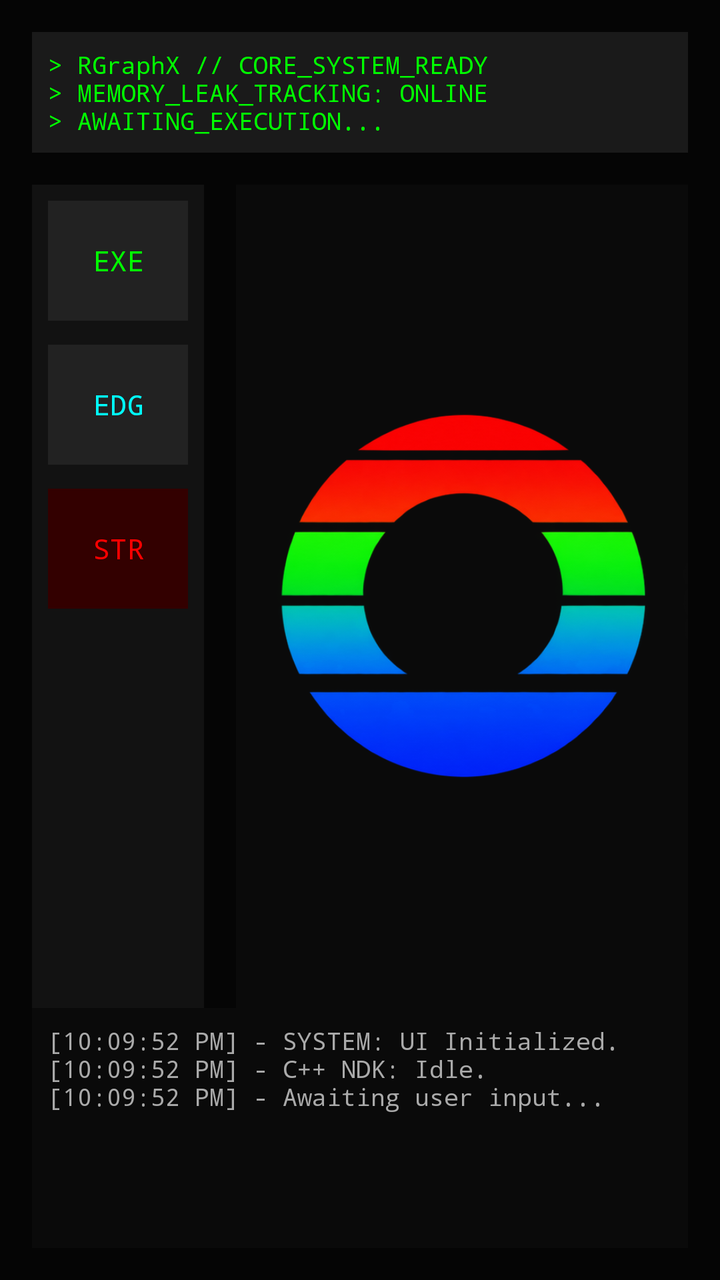
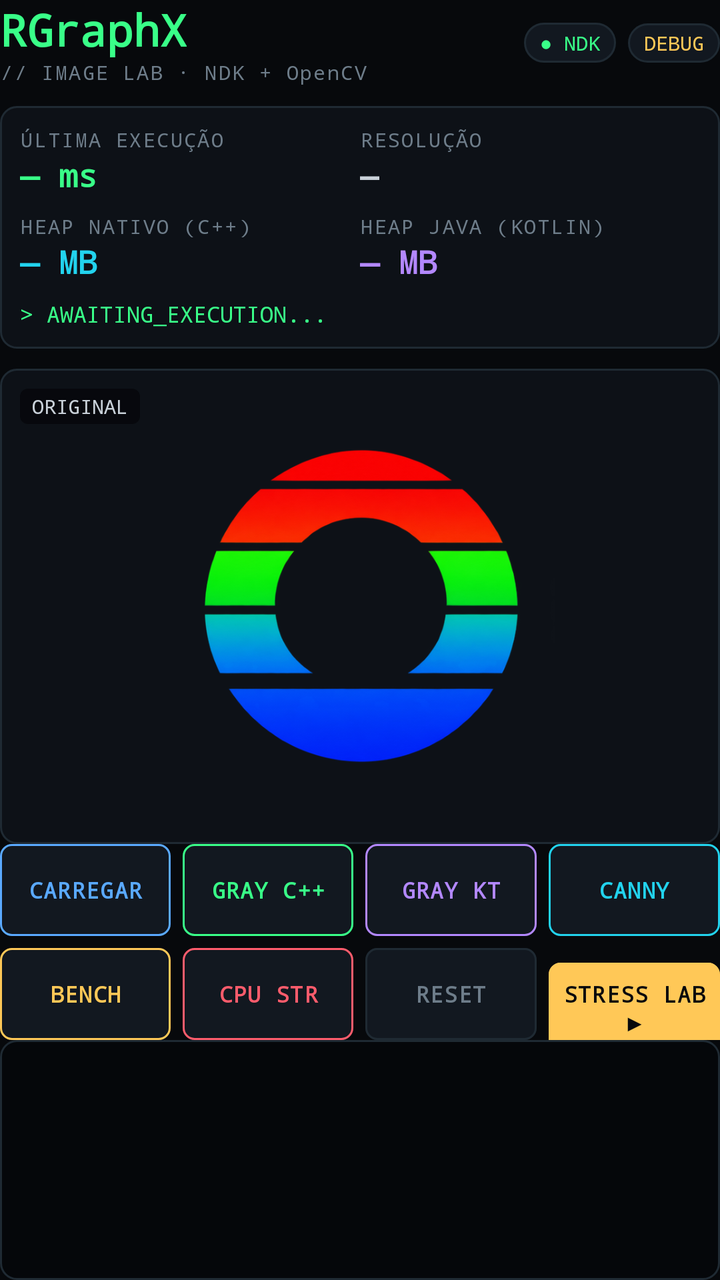

An Android layout rendered at two revisions. The XML below is the earlier revision; the diff shows what the commit changed to produce the second picture.
<!-- AndroidManifest.xml: application theme Theme.RGraphX -->
<!-- res/layout/activity_main.xml -->
<?xml version="1.0" encoding="utf-8"?>
<androidx.constraintlayout.widget.ConstraintLayout
    xmlns:android="http://schemas.android.com/apk/res/android"
    xmlns:app="http://schemas.android.com/apk/res-auto"
    xmlns:tools="http://schemas.android.com/tools"
    android:id="@+id/main"
    android:layout_width="match_parent"
    android:layout_height="match_parent"
    android:background="#050505"
    android:padding="16dp"
    tools:context=".MainActivity">
    <TextView
        android:id="@+id/txtTelemetry"
        android:layout_width="0dp"
        android:layout_height="wrap_content"
        android:text="> RGraphX // CORE_SYSTEM_READY\n> MEMORY_LEAK_TRACKING: ONLINE\n> AWAITING_EXECUTION..."
        android:textColor="#00FF00"
        android:fontFamily="monospace"
        android:textSize="12sp"
        android:background="#1A1A1A"
        android:padding="8dp"
        app:layout_constraintTop_toTopOf="parent"
        app:layout_constraintStart_toStartOf="parent"
        app:layout_constraintEnd_toEndOf="parent" />

    <LinearLayout
        android:id="@+id/toolPanel"
        android:layout_width="wrap_content"
        android:layout_height="0dp"
        android:orientation="vertical"
        android:background="#121212"
        android:padding="8dp"
        android:layout_marginTop="16dp"
        app:layout_constraintTop_toBottomOf="@id/txtTelemetry"
        app:layout_constraintBottom_toTopOf="@id/consolePanel"
        app:layout_constraintStart_toStartOf="parent">

        
        <Button
            android:id="@+id/btnProcess"
            android:layout_width="70dp"
            android:layout_height="60dp"
            android:text="EXE"
            android:textColor="#00FF00"
            android:backgroundTint="#222222"
            android:fontFamily="monospace"
            android:padding="0dp"
            android:insetTop="0dp"
            android:insetBottom="0dp"
            app:cornerRadius="0dp"
            android:layout_marginBottom="12dp"/>

        
        <Button
            android:id="@+id/btnEdge"
            android:layout_width="70dp"
            android:layout_height="60dp"
            android:text="EDG"
            android:textColor="#00FFFF"
            android:backgroundTint="#222222"
            android:fontFamily="monospace"
            android:padding="0dp"
            android:insetTop="0dp"
            android:insetBottom="0dp"
            app:cornerRadius="0dp"
            android:layout_marginBottom="12dp"/>

        
        <Button
            android:id="@+id/btnStress"
            android:layout_width="70dp"
            android:layout_height="60dp"
            android:text="STR"
            android:textColor="#FF0000"
            android:backgroundTint="#330000"
            android:fontFamily="monospace"
            android:padding="0dp"
            android:insetTop="0dp"
            android:insetBottom="0dp"
            app:cornerRadius="0dp"/>

    </LinearLayout>

    <ImageView
        android:id="@+id/imgLab"
        android:layout_width="0dp"
        android:layout_height="0dp"
        android:layout_marginStart="16dp"
        android:layout_marginTop="16dp"
        android:background="#0A0A0A"
        android:scaleType="fitCenter"
        android:src="@drawable/rgraphicon"
        app:layout_constraintTop_toBottomOf="@id/txtTelemetry"
        app:layout_constraintBottom_toTopOf="@id/consolePanel"
        app:layout_constraintStart_toEndOf="@id/toolPanel"
        app:layout_constraintEnd_toEndOf="parent" />

    
    <ScrollView
        android:id="@+id/consolePanel"
        android:layout_width="0dp"
        android:layout_height="120dp"
        android:background="#0A0A0A"
        android:layout_marginTop="16dp"
        android:padding="8dp"
        app:layout_constraintBottom_toBottomOf="parent"
        app:layout_constraintStart_toStartOf="parent"
        app:layout_constraintEnd_toEndOf="parent">

        <TextView
            android:id="@+id/txtConsoleOutput"
            android:layout_width="match_parent"
            android:layout_height="wrap_content"
            android:text="[10:09:52 PM] - SYSTEM: UI Initialized.\n[10:09:52 PM] - C++ NDK: Idle.\n[10:09:52 PM] - Awaiting user input..."
            android:textColor="#AAAAAA"
            android:fontFamily="monospace"
            android:textSize="12sp" />
    </ScrollView>

</androidx.constraintlayout.widget.ConstraintLayout>
<!-- resources referenced by this layout -->
<resources>
  <!-- drawable rgraphicon: png bitmap (drawable, 160117 bytes) -->
  <style name="Theme.RGraphX" parent="Base.Theme.RGraphX" />
  <style name="Base.Theme.RGraphX" parent="Theme.Material3.DayNight.NoActionBar">
          
          
      </style>
</resources>

<!-- the commit's change to res/layout/activity_main.xml (unified diff, before → after) -->
@@ -1,120 +1,369 @@
 <?xml version="1.0" encoding="utf-8"?>
-<androidx.constraintlayout.widget.ConstraintLayout
-    xmlns:android="http://schemas.android.com/apk/res/android"
+<androidx.constraintlayout.widget.ConstraintLayout xmlns:android="http://schemas.android.com/apk/res/android"
     xmlns:app="http://schemas.android.com/apk/res-auto"
     xmlns:tools="http://schemas.android.com/tools"
     android:id="@+id/main"
     android:layout_width="match_parent"
     android:layout_height="match_parent"
-    android:background="#050505"
-    android:padding="16dp"
+    android:background="@color/lab_bg"
     tools:context=".MainActivity">
-    <TextView
-        android:id="@+id/txtTelemetry"
+
+    
+    <LinearLayout
+        android:id="@+id/header"
         android:layout_width="0dp"
         android:layout_height="wrap_content"
-        android:text="> RGraphX // CORE_SYSTEM_READY\n> MEMORY_LEAK_TRACKING: ONLINE\n> AWAITING_EXECUTION..."
-        android:textColor="#00FF00"
-        android:fontFamily="monospace"
-        android:textSize="12sp"
-        android:background="#1A1A1A"
-        android:padding="8dp"
-        app:layout_constraintTop_toTopOf="parent"
+        android:gravity="center_vertical"
+        android:orientation="horizontal"
+        app:layout_constraintEnd_toEndOf="parent"
         app:layout_constraintStart_toStartOf="parent"
-        app:layout_constraintEnd_toEndOf="parent" />
-
+        app:layout_constraintTop_toTopOf="parent">
+
+        <LinearLayout
+            android:layout_width="0dp"
+            android:layout_height="wrap_content"
+            android:layout_weight="1"
+            android:orientation="vertical">
+
+            <TextView
+                android:layout_width="wrap_content"
+                android:layout_height="wrap_content"
+                android:fontFamily="monospace"
+                android:text="RGraphX"
+                android:textColor="@color/lab_green"
+                android:textSize="22sp"
+                android:textStyle="bold" />
+
+            <TextView
+                android:layout_width="wrap_content"
+                android:layout_height="wrap_content"
+                android:text="// IMAGE LAB · NDK + OpenCV"
+                android:textAppearance="@style/TextAppearance.RGraphX.Label" />
+        </LinearLayout>
+
+        <TextView
+            android:id="@+id/chipNdk"
+            android:layout_width="wrap_content"
+            android:layout_height="wrap_content"
+            android:background="@drawable/bg_chip"
+            android:fontFamily="monospace"
+            android:paddingStart="8dp"
+            android:paddingTop="3dp"
+            android:paddingEnd="8dp"
+            android:paddingBottom="3dp"
+            android:text="● NDK"
+            android:textColor="@color/lab_green"
+            android:textSize="10sp" />
+
+        <TextView
+            android:id="@+id/chipBuild"
+            android:layout_width="wrap_content"
+            android:layout_height="wrap_content"
+            android:layout_marginStart="6dp"
+            android:background="@drawable/bg_chip"
+            android:fontFamily="monospace"
+            android:paddingStart="8dp"
+            android:paddingTop="3dp"
+            android:paddingEnd="8dp"
+            android:paddingBottom="3dp"
+            android:text="DEBUG"
+            android:textColor="@color/lab_amber"
+            android:textSize="10sp" />
+    </LinearLayout>
+
+    
     <LinearLayout
-        android:id="@+id/toolPanel"
-        android:layout_width="wrap_content"
+        android:id="@+id/telemetryCard"
+        android:layout_width="0dp"
+        android:layout_height="wrap_content"
+        android:layout_marginTop="10dp"
+        android:background="@drawable/bg_card"
+        android:orientation="vertical"
+        android:padding="10dp"
+        app:layout_constraintEnd_toEndOf="parent"
+        app:layout_constraintStart_toStartOf="parent"
+        app:layout_constraintTop_toBottomOf="@id/header">
+
+        <LinearLayout
+            android:layout_width="match_parent"
+            android:layout_height="wrap_content"
+            android:orientation="horizontal">
+
+            <LinearLayout
+                android:layout_width="0dp"
+                android:layout_height="wrap_content"
+                android:layout_weight="1"
+                android:orientation="vertical">
+
+                <TextView
+                    android:id="@+id/lblLastExec"
+                    android:layout_width="wrap_content"
+                    android:layout_height="wrap_content"
+                    android:text="ÚLTIMA EXECUÇÃO"
+                    android:textAppearance="@style/TextAppearance.RGraphX.Label" />
+
+                <TextView
+                    android:id="@+id/txtLastExec"
+                    android:layout_width="wrap_content"
+                    android:layout_height="wrap_content"
+                    android:text="— ms"
+                    android:textAppearance="@style/TextAppearance.RGraphX.Metric"
+                    android:textColor="@color/lab_green" />
+            </LinearLayout>
+
+            <LinearLayout
+                android:layout_width="0dp"
+                android:layout_height="wrap_content"
+                android:layout_weight="1"
+                android:orientation="vertical">
+
+                <TextView
+                    android:layout_width="wrap_content"
+                    android:layout_height="wrap_content"
+                    android:text="RESOLUÇÃO"
+                    android:textAppearance="@style/TextAppearance.RGraphX.Label" />
+
+                <TextView
+                    android:id="@+id/txtResolution"
+                    android:layout_width="wrap_content"
+                    android:layout_height="wrap_content"
+                    android:text="—"
+                    android:textAppearance="@style/TextAppearance.RGraphX.Metric" />
+            </LinearLayout>
+        </LinearLayout>
+
+        <LinearLayout
+            android:layout_width="match_parent"
+            android:layout_height="wrap_content"
+            android:layout_marginTop="8dp"
+            android:orientation="horizontal">
+
+            <LinearLayout
+                android:layout_width="0dp"
+                android:layout_height="wrap_content"
+                android:layout_weight="1"
+                android:orientation="vertical">
+
+                <TextView
+                    android:layout_width="wrap_content"
+                    android:layout_height="wrap_content"
+                    android:text="HEAP NATIVO (C++)"
+                    android:textAppearance="@style/TextAppearance.RGraphX.Label" />
+
+                <TextView
+                    android:id="@+id/txtNativeHeap"
+                    android:layout_width="wrap_content"
+                    android:layout_height="wrap_content"
+                    android:text="— MB"
+                    android:textAppearance="@style/TextAppearance.RGraphX.Metric"
+                    android:textColor="@color/lab_cyan" />
+            </LinearLayout>
+
+            <LinearLayout
+                android:layout_width="0dp"
+                android:layout_height="wrap_content"
+                android:layout_weight="1"
+                android:orientation="vertical">
+
+                <TextView
+                    android:layout_width="wrap_content"
+                    android:layout_height="wrap_content"
+                    android:text="HEAP JAVA (KOTLIN)"
+                    android:textAppearance="@style/TextAppearance.RGraphX.Label" />
+
+                <TextView
+                    android:id="@+id/txtJavaHeap"
+                    android:layout_width="wrap_content"
+                    android:layout_height="wrap_content"
+                    android:text="— MB"
+                    android:textAppearance="@style/TextAppearance.RGraphX.Metric"
+                    android:textColor="@color/lab_purple" />
+            </LinearLayout>
+        </LinearLayout>
+
+        <TextView
+            android:id="@+id/txtTelemetry"
+            android:layout_width="match_parent"
+            android:layout_height="wrap_content"
+            android:layout_marginTop="8dp"
+            android:ellipsize="end"
+            android:fontFamily="monospace"
+            android:maxLines="1"
+            android:text="> AWAITING_EXECUTION..."
+            android:textColor="@color/lab_green"
+            android:textSize="11sp" />
+    </LinearLayout>
+
+    
+    <FrameLayout
+        android:id="@+id/imageCard"
+        android:layout_width="0dp"
         android:layout_height="0dp"
+        android:layout_marginTop="10dp"
+        android:background="@drawable/bg_card"
+        android:padding="6dp"
+        app:layout_constraintBottom_toTopOf="@id/buttonGrid"
+        app:layout_constraintEnd_toEndOf="parent"
+        app:layout_constraintStart_toStartOf="parent"
+        app:layout_constraintTop_toBottomOf="@id/telemetryCard">
+
+        <ImageView
+            android:id="@+id/imgLab"
+            android:layout_width="match_parent"
+            android:layout_height="match_parent"
+            android:contentDescription="Imagem em processamento"
+            android:scaleType="fitCenter"
+            android:src="@drawable/rgraphicon" />
+
+        <TextView
+            android:id="@+id/txtImageLabel"
+            android:layout_width="wrap_content"
+            android:layout_height="wrap_content"
+            android:layout_gravity="top|start"
+            android:layout_margin="4dp"
+            android:background="@drawable/bg_overlay"
+            android:fontFamily="monospace"
+            android:paddingStart="6dp"
+            android:paddingTop="2dp"
+            android:paddingEnd="6dp"
+            android:paddingBottom="2dp"
+            android:text="ORIGINAL"
+            android:textColor="@color/lab_text"
+            android:textSize="10sp" />
+    </FrameLayout>
+
+    
+    <LinearLayout
+        android:id="@+id/buttonGrid"
+        android:layout_width="0dp"
+        android:layout_height="wrap_content"
+        android:layout_marginTop="10dp"
         android:orientation="vertical"
-        android:background="#121212"
-        android:padding="8dp"
-        android:layout_marginTop="16dp"
-        app:layout_constraintTop_toBottomOf="@id/txtTelemetry"
         app:layout_constraintBottom_toTopOf="@id/consolePanel"
+        app:layout_constraintEnd_toEndOf="parent"
         app:layout_constraintStart_toStartOf="parent">
 
-        
-        <Button
-            android:id="@+id/btnProcess"
-            android:layout_width="70dp"
-            android:layout_height="60dp"
-            android:text="EXE"
-            android:textColor="#00FF00"
-            android:backgroundTint="#222222"
-            android:fontFamily="monospace"
-            android:padding="0dp"
-            android:insetTop="0dp"
-            android:insetBottom="0dp"
-            app:cornerRadius="0dp"
-            android:layout_marginBottom="12dp"/>
-
-        
-        <Button
-            android:id="@+id/btnEdge"
-            android:layout_width="70dp"
-            android:layout_height="60dp"
-            android:text="EDG"
-            android:textColor="#00FFFF"
-            android:backgroundTint="#222222"
-            android:fontFamily="monospace"
-            android:padding="0dp"
-            android:insetTop="0dp"
-            android:insetBottom="0dp"
-            app:cornerRadius="0dp"
-            android:layout_marginBottom="12dp"/>
-
-        
-        <Button
-            android:id="@+id/btnStress"
-            android:layout_width="70dp"
-            android:layout_height="60dp"
-            android:text="STR"
-            android:textColor="#FF0000"
-            android:backgroundTint="#330000"
-            android:fontFamily="monospace"
-            android:padding="0dp"
-            android:insetTop="0dp"
-            android:insetBottom="0dp"
-            app:cornerRadius="0dp"/>
-
+        <LinearLayout
+            android:layout_width="match_parent"
+            android:layout_height="wrap_content"
+            android:orientation="horizontal">
+
+            <com.google.android.material.button.MaterialButton
+                android:id="@+id/btnPick"
+                style="@style/Widget.RGraphX.LabButton"
+                android:layout_width="0dp"
+                android:layout_height="46dp"
+                android:layout_marginEnd="6dp"
+                android:layout_weight="1"
+                android:text="CARREGAR"
+                android:textColor="@color/lab_blue"
+                app:strokeColor="@color/lab_blue" />
+
+            <com.google.android.material.button.MaterialButton
+                android:id="@+id/btnProcess"
+                style="@style/Widget.RGraphX.LabButton"
+                android:layout_width="0dp"
+                android:layout_height="46dp"
+                android:layout_marginEnd="6dp"
+                android:layout_weight="1"
+                android:text="GRAY C++"
+                android:textColor="@color/lab_green"
+                app:strokeColor="@color/lab_green" />
+
+            <com.google.android.material.button.MaterialButton
+                android:id="@+id/btnKotlin"
+                style="@style/Widget.RGraphX.LabButton"
+                android:layout_width="0dp"
+                android:layout_height="46dp"
+                android:layout_marginEnd="6dp"
+                android:layout_weight="1"
+                android:text="GRAY KT"
+                android:textColor="@color/lab_purple"
+                app:strokeColor="@color/lab_purple" />
+
+            <com.google.android.material.button.MaterialButton
+                android:id="@+id/btnEdge"
+                style="@style/Widget.RGraphX.LabButton"
+                android:layout_width="0dp"
+                android:layout_height="46dp"
+                android:layout_weight="1"
+                android:text="CANNY"
+                android:textColor="@color/lab_cyan"
+                app:strokeColor="@color/lab_cyan" />
+        </LinearLayout>
+
+        <LinearLayout
+            android:layout_width="match_parent"
+            android:layout_height="wrap_content"
+            android:layout_marginTop="6dp"
+            android:orientation="horizontal">
+
+            <com.google.android.material.button.MaterialButton
+                android:id="@+id/btnBenchmark"
+                style="@style/Widget.RGraphX.LabButton"
+                android:layout_width="0dp"
+                android:layout_height="46dp"
+                android:layout_marginEnd="6dp"
+                android:layout_weight="1"
+                android:text="BENCH"
+                android:textColor="@color/lab_amber"
+                app:strokeColor="@color/lab_amber" />
+
+            <com.google.android.material.button.MaterialButton
+                android:id="@+id/btnStress"
+                style="@style/Widget.RGraphX.LabButton"
+                android:layout_width="0dp"
+                android:layout_height="46dp"
+                android:layout_marginEnd="6dp"
+                android:layout_weight="1"
+                android:text="CPU STR"
+                android:textColor="@color/lab_red"
+                app:strokeColor="@color/lab_red" />
+
+            <com.google.android.material.button.MaterialButton
+                android:id="@+id/btnReset"
+                style="@style/Widget.RGraphX.LabButton"
+                android:layout_width="0dp"
+                android:layout_height="46dp"
+                android:layout_marginEnd="6dp"
+                android:layout_weight="1"
+                android:text="RESET"
+                android:textColor="@color/lab_text_dim"
+                app:strokeColor="@color/lab_stroke" />
+
+            <com.google.android.material.button.MaterialButton
+                android:id="@+id/btnLab"
+                style="@style/Widget.RGraphX.LabButton"
+                android:layout_width="0dp"
+                android:layout_height="46dp"
+                android:layout_weight="1"
+                android:text="STRESS LAB ▶"
+                android:textColor="@color/lab_bg"
+                app:backgroundTint="@color/lab_amber"
+                app:strokeColor="@color/lab_amber" />
+        </LinearLayout>
     </LinearLayout>
-
-    <ImageView
-        android:id="@+id/imgLab"
-        android:layout_width="0dp"
-        android:layout_height="0dp"
-        android:layout_marginStart="16dp"
-        android:layout_marginTop="16dp"
-        android:background="#0A0A0A"
-        android:scaleType="fitCenter"
-        android:src="@drawable/rgraphicon"
-        app:layout_constraintTop_toBottomOf="@id/txtTelemetry"
-        app:layout_constraintBottom_toTopOf="@id/consolePanel"
-        app:layout_constraintStart_toEndOf="@id/toolPanel"
-        app:layout_constraintEnd_toEndOf="parent" />
 
     
     <ScrollView
         android:id="@+id/consolePanel"
         android:layout_width="0dp"
         android:layout_height="120dp"
-        android:background="#0A0A0A"
-        android:layout_marginTop="16dp"
+        android:layout_marginTop="10dp"
+        android:background="@drawable/bg_console"
         android:padding="8dp"
         app:layout_constraintBottom_toBottomOf="parent"
-        app:layout_constraintStart_toStartOf="parent"
-        app:layout_constraintEnd_toEndOf="parent">
+        app:layout_constraintEnd_toEndOf="parent"
+        app:layout_constraintStart_toStartOf="parent">
 
         <TextView
             android:id="@+id/txtConsoleOutput"
             android:layout_width="match_parent"
             android:layout_height="wrap_content"
-            android:text="[10:09:52 PM] - SYSTEM: UI Initialized.\n[10:09:52 PM] - C++ NDK: Idle.\n[10:09:52 PM] - Awaiting user input..."
-            android:textColor="#AAAAAA"
-            android:fontFamily="monospace"
-            android:textSize="12sp" />
+            android:fontFamily="monospace"
+            android:textColor="@color/lab_console_text"
+            android:textIsSelectable="true"
+            android:textSize="11sp" />
     </ScrollView>
 
 </androidx.constraintlayout.widget.ConstraintLayout>
<!-- resource entries referenced after the edit -->
@@ -1,10 +1,84 @@
 <!-- resources referenced by this layout -->
 <resources>
+  <color name="lab_amber">#FFFFC857</color>
+  <color name="lab_bg">#FF07090C</color>
+  <color name="lab_blue">#FF5AA9FF</color>
+  <color name="lab_console_text">#FF8FD9A8</color>
+  <color name="lab_cyan">#FF22D3EE</color>
+  <color name="lab_green">#FF39FF88</color>
+  <color name="lab_purple">#FFB388FF</color>
+  <color name="lab_red">#FFFF5C6C</color>
+  <color name="lab_stroke">#FF1F2A33</color>
+  <color name="lab_text">#FFC9D1D9</color>
+  <color name="lab_text_dim">#FF6E7D8A</color>
+  <!-- drawable bg_card (drawable) -->
+  <?xml version="1.0" encoding="utf-8"?>
+  <shape xmlns:android="http://schemas.android.com/apk/res/android" android:shape="rectangle">
+      <solid android:color="@color/lab_surface" />
+      <stroke android:width="1dp" android:color="@color/lab_stroke" />
+      <corners android:radius="8dp" />
+  </shape>
+  <!-- drawable bg_chip (drawable) -->
+  <?xml version="1.0" encoding="utf-8"?>
+  <shape xmlns:android="http://schemas.android.com/apk/res/android" android:shape="rectangle">
+      <solid android:color="@color/lab_surface_2" />
+      <stroke android:width="1dp" android:color="@color/lab_stroke" />
+      <corners android:radius="10dp" />
+  </shape>
+  <!-- drawable bg_console (drawable) -->
+  <?xml version="1.0" encoding="utf-8"?>
+  <shape xmlns:android="http://schemas.android.com/apk/res/android" android:shape="rectangle">
+      <solid android:color="@color/lab_console" />
+      <stroke android:width="1dp" android:color="@color/lab_stroke" />
+      <corners android:radius="8dp" />
+  </shape>
+  <!-- drawable bg_overlay (drawable) -->
+  <?xml version="1.0" encoding="utf-8"?>
+  <shape xmlns:android="http://schemas.android.com/apk/res/android" android:shape="rectangle">
+      <solid android:color="#CC05070A" />
+      <corners android:radius="4dp" />
+  </shape>
   <!-- drawable rgraphicon: png bitmap (drawable, 160117 bytes) -->
+  <style name="TextAppearance.RGraphX.Label" parent="">
+          <item name="android:fontFamily">monospace</item>
+          <item name="android:textSize">10sp</item>
+          <item name="android:letterSpacing">0.08</item>
+          <item name="android:textColor">@color/lab_text_dim</item>
+      </style>
+  <style name="TextAppearance.RGraphX.Metric" parent="">
+          <item name="android:fontFamily">monospace</item>
+          <item name="android:textSize">16sp</item>
+          <item name="android:textStyle">bold</item>
+          <item name="android:textColor">@color/lab_text</item>
+      </style>
+  <style name="Widget.RGraphX.LabButton" parent="Widget.Material3.Button.OutlinedButton">
+          <item name="android:fontFamily">monospace</item>
+          <item name="android:textSize">11sp</item>
+          <item name="android:textStyle">bold</item>
+          <item name="android:letterSpacing">0.04</item>
+          <item name="android:insetTop">0dp</item>
+          <item name="android:insetBottom">0dp</item>
+          <item name="android:minHeight">0dp</item>
+          <item name="android:minWidth">0dp</item>
+          <item name="android:paddingStart">2dp</item>
+          <item name="android:paddingEnd">2dp</item>
+          <item name="android:maxLines">2</item>
+          <item name="cornerRadius">6dp</item>
+          <item name="strokeWidth">1dp</item>
+          <item name="backgroundTint">@color/lab_surface_2</item>
+      </style>
   <style name="Theme.RGraphX" parent="Base.Theme.RGraphX" />
-  <style name="Base.Theme.RGraphX" parent="Theme.Material3.DayNight.NoActionBar">
-          
-          
+  <color name="lab_surface">#FF0D1117</color>
+  <color name="lab_surface_2">#FF121820</color>
+  <color name="lab_console">#FF05070A</color>
+  <style name="Base.Theme.RGraphX" parent="Theme.Material3.Dark.NoActionBar">
+          <item name="colorPrimary">@color/lab_green</item>
+          <item name="colorOnPrimary">@color/lab_bg</item>
+          <item name="colorSecondary">@color/lab_cyan</item>
+          <item name="android:colorBackground">@color/lab_bg</item>
+          <item name="android:windowBackground">@color/lab_bg</item>
+          <item name="colorSurface">@color/lab_surface</item>
+          <item name="colorOnSurface">@color/lab_text</item>
       </style>
 </resources>
 
